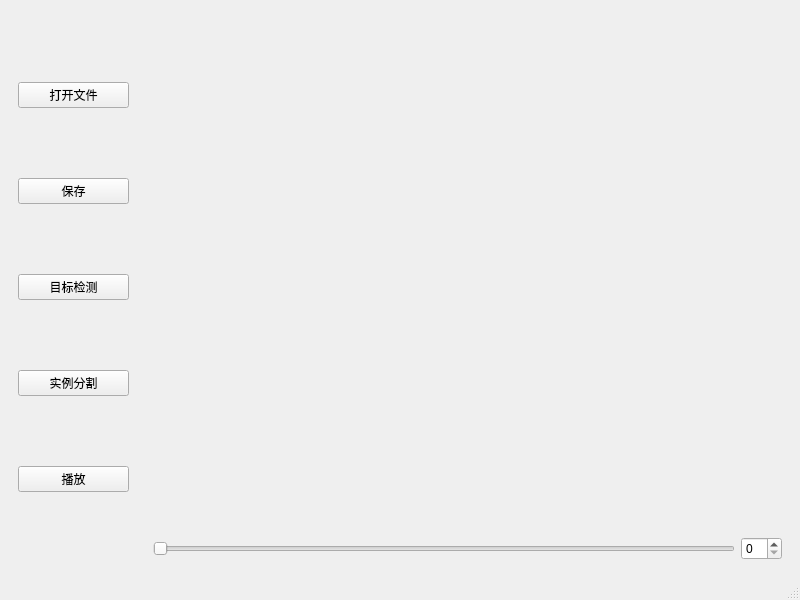
Above: mainwindow.ui from zhukequan/scene_detection before the change. Below: the same form after it.
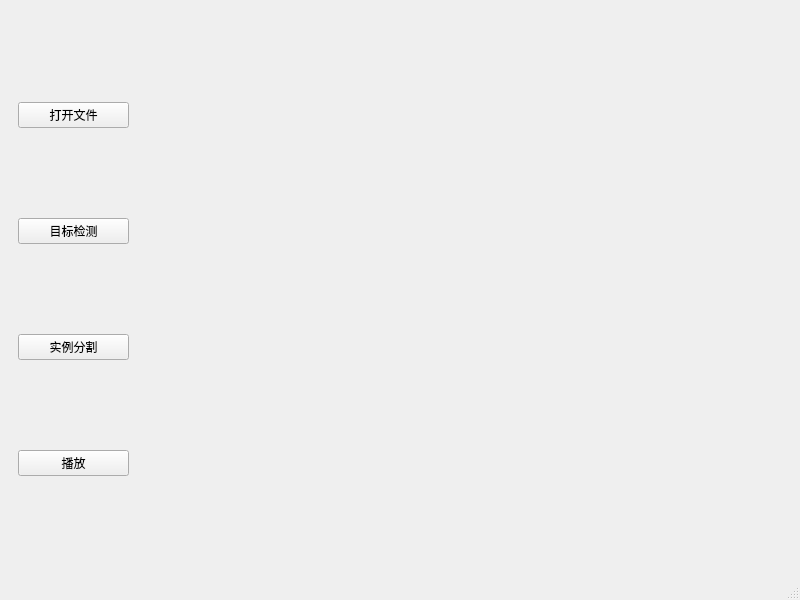
That is the form after the change.

What changed in the file:
```diff
--- a/mainwindow.ui
+++ b/mainwindow.ui
@@ -31,13 +31,6 @@
          </property>
         </widget>
        </item>
-       <item>
-        <widget class="QPushButton" name="saveButton">
-         <property name="text">
-          <string>保存</string>
-         </property>
-        </widget>
-       </item>
        <item>
         <widget class="QPushButton" name="detectionButton">
          <property name="text">
@@ -64,7 +57,7 @@
     </item>
     <item>
      <widget class="QWidget" name="widget_2" native="true">
-      <layout class="QVBoxLayout" name="verticalLayout_2" stretch="15,1">
+      <layout class="QVBoxLayout" name="verticalLayout_2" stretch="15">
        <item>
         <layout class="QVBoxLayout" name="verticalLayout">
          <item>
@@ -83,20 +76,6 @@
          </item>
         </layout>
        </item>
-       <item>
-        <layout class="QHBoxLayout" name="horizontalLayout_2">
-         <item>
-          <widget class="QSlider" name="horizontalSlider">
-           <property name="orientation">
-            <enum>Qt::Horizontal</enum>
-           </property>
-          </widget>
-         </item>
-         <item>
-          <widget class="QSpinBox" name="spinBox"/>
-         </item>
-        </layout>
-       </item>
       </layout>
      </widget>
     </item>
```
